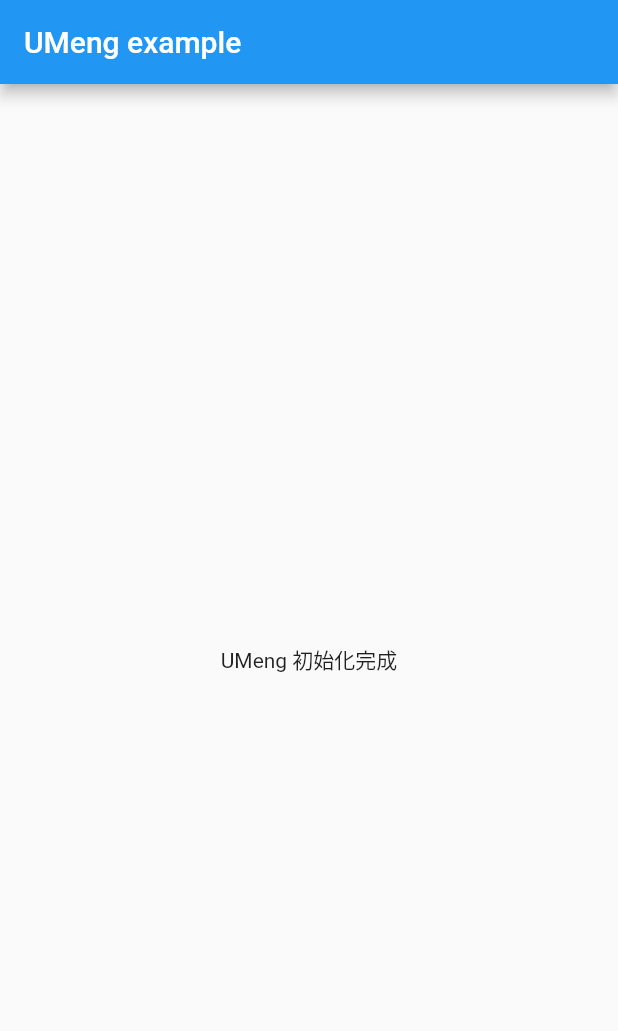
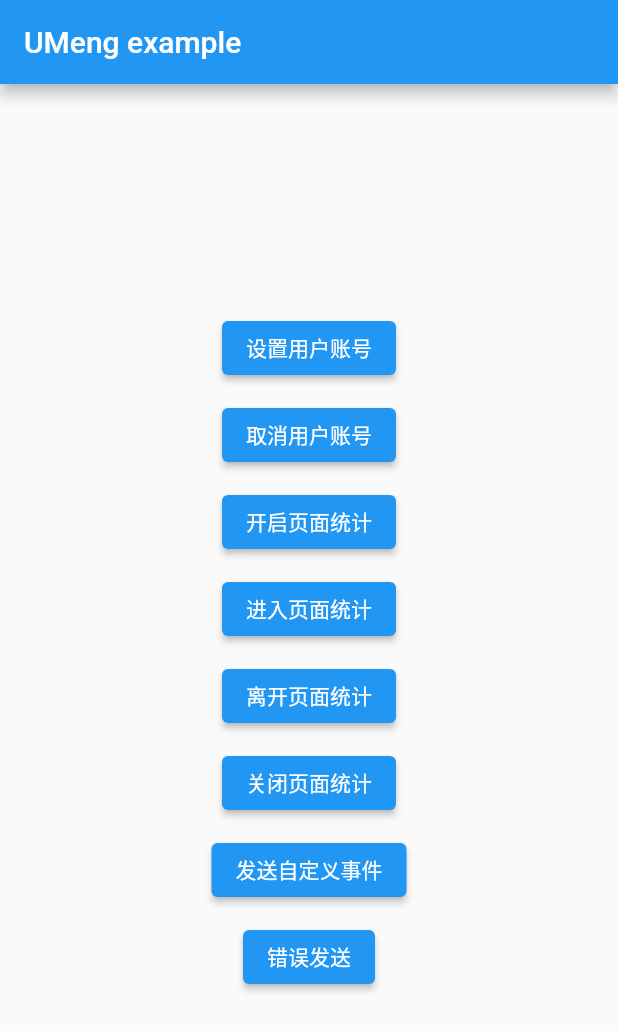
Before and after one commit to Wayaer/fl_umeng, a Flutter app: the screen it shows after launch, on a phone screen of 412 x 824 dp. Shown: the top 1031 px of the screen. Run offline on Flutter 3.47's test engine with Material 2 defaults, Android fonts, the phone set to English and light mode, and no system bars.

Commit message:
no message

```diff
--- a/example/lib/main.dart
+++ b/example/lib/main.dart
@@ -13,13 +13,9 @@ void main() {
   /// 是否开启log
   setUMLogEnabled(true);
   runApp(MaterialApp(
-    title: 'UMeng example',
-    theme: ThemeData(
-      primarySwatch: Colors.blue,
-      visualDensity: VisualDensity.adaptivePlatformDensity,
-    ),
-    home: HomePage(),
-  ));
+      debugShowCheckedModeBanner: false,
+      title: 'UMeng example',
+      home: HomePage()));
 }
 
 class HomePage extends StatelessWidget {
@@ -27,6 +23,58 @@ class HomePage extends StatelessWidget {
   Widget build(BuildContext context) {
     return Scaffold(
         appBar: AppBar(title: const Text('UMeng example')),
-        body: const Center(child: Text('UMeng 初始化完成')));
+        body: Center(
+            child: Column(
+                mainAxisAlignment: MainAxisAlignment.center,
+                children: <Widget>[
+              ElevatedButton(
+                  onPressed: () {
+                    signInWithUM('userId');
+                  },
+                  child: const Text('设置用户账号')),
+              const SizedBox(height: 10),
+              ElevatedButton(
+                  onPressed: () {
+                    signOffWithUM();
+                  },
+                  child: const Text('取消用户账号')),
+              const SizedBox(height: 10),
+              ElevatedButton(
+                  onPressed: () {
+                    setPageCollectionModeManualWithUM();
+                  },
+                  child: const Text('开启页面统计')),
+              const SizedBox(height: 10),
+              ElevatedButton(
+                  onPressed: () {
+                    onPageStartWithUM('pageStart');
+                  },
+                  child: const Text('进入页面统计')),
+              const SizedBox(height: 10),
+              ElevatedButton(
+                  onPressed: () {
+                    onPageEndWithUM('pageEnd');
+                  },
+                  child: const Text('离开页面统计')),
+              const SizedBox(height: 10),
+              ElevatedButton(
+                  onPressed: () {
+                    setPageCollectionModeAutoWithUM();
+                  },
+                  child: const Text('关闭页面统计')),
+              const SizedBox(height: 10),
+              ElevatedButton(
+                  onPressed: () {
+                    onEventWithUM('test', <String, dynamic>{'test': 'test'});
+                  },
+                  child: const Text('发送自定义事件')),
+              const SizedBox(height: 10),
+              ElevatedButton(
+                  onPressed: () {
+                    reportErrorWithUM('error');
+                  },
+                  child: const Text('错误发送')),
+              const SizedBox(height: 10),
+            ])));
   }
 }
--- a/example/pubspec.yaml
+++ b/example/pubspec.yaml
@@ -12,10 +12,5 @@ dependencies:
   flutter:
     sdk: flutter
 
-
-dev_dependencies:
-  flutter_test:
-    sdk: flutter
-
 flutter:
   uses-material-design: true
--- a/pubspec.yaml
+++ b/pubspec.yaml
@@ -1,6 +1,6 @@
 name: fl_umeng
 description: umeng plugin for flutter, only Android and IOS are supported
-version: 1.0.0
+version: 1.1.0
 repository: https://github.com/Wayaer/fl_umeng.git
 
 environment:
```
Also changed, not shown: lib/fl_umeng.dart (+15 -14 lines), 3 other files.
